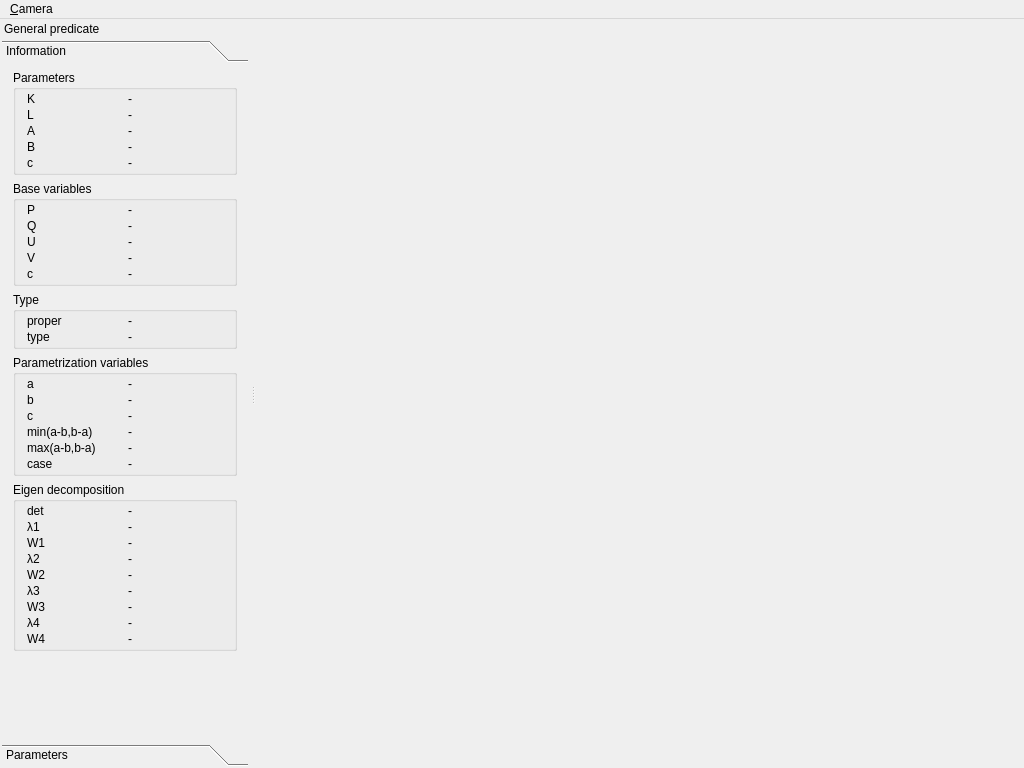
First picture: the form in example/vis/mainwindow.ui, repository pdobrowo/libcs2, before the edit.
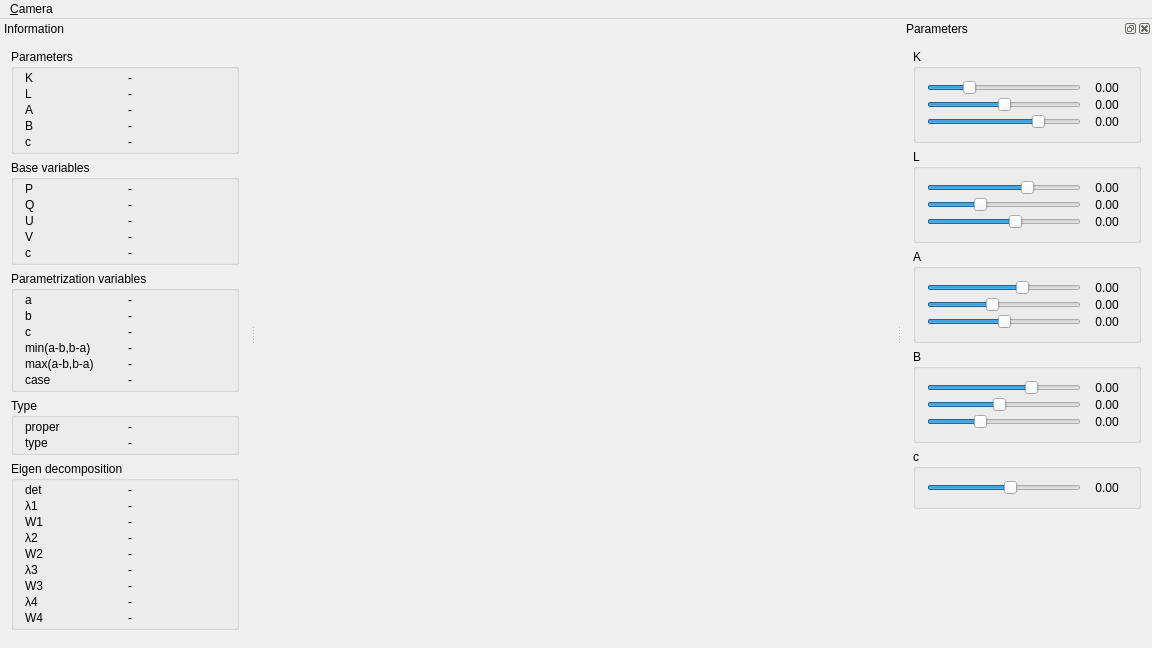
Second picture: the form after the edit.

Commit message: improved vis interface

Diff of the .ui file:
```diff
--- a/example/vis/mainwindow.ui
+++ b/example/vis/mainwindow.ui
@@ -6,8 +6,8 @@
    <rect>
     <x>0</x>
     <y>0</y>
-    <width>1024</width>
-    <height>768</height>
+    <width>1152</width>
+    <height>648</height>
    </rect>
   </property>
   <property name="windowTitle">
@@ -52,7 +52,7 @@
     <rect>
      <x>0</x>
      <y>0</y>
-     <width>1024</width>
+     <width>1152</width>
      <height>19</height>
     </rect>
    </property>
@@ -70,56 +70,20 @@
    <property name="minimumSize">
     <size>
      <width>250</width>
-     <height>161</height>
+     <height>624</height>
     </size>
    </property>
    <property name="features">
     <set>QDockWidget::DockWidgetMovable</set>
    </property>
    <property name="windowTitle">
-    <string>General predicate</string>
+    <string>Information</string>
    </property>
    <attribute name="dockWidgetArea">
     <number>1</number>
    </attribute>
    <widget class="QWidget" name="dockWidgetContents">
     <layout class="QVBoxLayout" name="verticalLayout_3">
-     <property name="leftMargin">
-      <number>2</number>
-     </property>
-     <property name="topMargin">
-      <number>2</number>
-     </property>
-     <property name="rightMargin">
-      <number>2</number>
-     </property>
-     <property name="bottomMargin">
-      <number>2</number>
-     </property>
-     <item>
-      <widget class="QToolBox" name="toolBox">
-       <property name="currentIndex">
-        <number>0</number>
-       </property>
-       <widget class="QWidget" name="pageInformation">
-        <property name="geometry">
-         <rect>
-          <x>0</x>
-          <y>0</y>
-          <width>246</width>
-          <height>670</height>
-         </rect>
-        </property>
-        <attribute name="label">
-         <string>Information</string>
-        </attribute>
-        <layout class="QVBoxLayout" name="verticalLayout_5">
-         <property name="topMargin">
-          <number>2</number>
-         </property>
-         <property name="bottomMargin">
-          <number>2</number>
-         </property>
          <item>
           <widget class="QGroupBox" name="groupBoxParameters">
            <property name="title">
@@ -296,52 +260,6 @@
            </layout>
           </widget>
          </item>
-         <item>
-          <widget class="QGroupBox" name="groupBoxType">
-           <property name="title">
-            <string>Type</string>
-           </property>
-           <layout class="QGridLayout" name="gridLayout_10">
-            <property name="topMargin">
-             <number>2</number>
-            </property>
-            <property name="bottomMargin">
-             <number>2</number>
-            </property>
-            <property name="verticalSpacing">
-             <number>2</number>
-            </property>
-            <item row="0" column="0">
-             <widget class="QLabel" name="labelproper">
-              <property name="text">
-               <string>proper</string>
-              </property>
-             </widget>
-            </item>
-            <item row="0" column="1">
-             <widget class="QLabel" name="labelproperval">
-              <property name="text">
-               <string>-</string>
-              </property>
-             </widget>
-            </item>
-            <item row="1" column="0">
-             <widget class="QLabel" name="labeltype">
-              <property name="text">
-               <string>type</string>
-              </property>
-             </widget>
-            </item>
-            <item row="1" column="1">
-             <widget class="QLabel" name="labeltypeval">
-              <property name="text">
-               <string>-</string>
-              </property>
-             </widget>
-            </item>
-           </layout>
-          </widget>
-         </item>
          <item>
           <widget class="QGroupBox" name="groupBoxParametrizationvariable">
            <property name="title">
@@ -444,6 +362,52 @@
            </layout>
           </widget>
          </item>
+     <item>
+      <widget class="QGroupBox" name="groupBoxType">
+       <property name="title">
+        <string>Type</string>
+       </property>
+       <layout class="QGridLayout" name="gridLayout_10">
+        <property name="topMargin">
+         <number>2</number>
+        </property>
+        <property name="bottomMargin">
+         <number>2</number>
+        </property>
+        <property name="verticalSpacing">
+         <number>2</number>
+        </property>
+        <item row="0" column="0">
+         <widget class="QLabel" name="labelproper">
+          <property name="text">
+           <string>proper</string>
+          </property>
+         </widget>
+        </item>
+        <item row="0" column="1">
+         <widget class="QLabel" name="labelproperval">
+          <property name="text">
+           <string>-</string>
+          </property>
+         </widget>
+        </item>
+        <item row="1" column="0">
+         <widget class="QLabel" name="labeltype">
+          <property name="text">
+           <string>type</string>
+          </property>
+         </widget>
+        </item>
+        <item row="1" column="1">
+         <widget class="QLabel" name="labeltypeval">
+          <property name="text">
+           <string>-</string>
+          </property>
+         </widget>
+        </item>
+       </layout>
+      </widget>
+     </item>
          <item>
           <widget class="QGroupBox" name="groupBoxEigendecomposition">
            <property name="title">
@@ -603,31 +567,31 @@
          </item>
         </layout>
        </widget>
-       <widget class="QWidget" name="pageParameters">
-        <property name="geometry">
-         <rect>
-          <x>0</x>
-          <y>0</y>
-          <width>246</width>
-          <height>670</height>
-         </rect>
-        </property>
-        <attribute name="label">
+  </widget>
+  <widget class="QDockWidget" name="dockWidgetParameters">
+   <property name="minimumSize">
+    <size>
+     <width>250</width>
+     <height>515</height>
+    </size>
+   </property>
+   <property name="windowTitle">
          <string>Parameters</string>
-        </attribute>
-        <layout class="QVBoxLayout" name="verticalLayout_4">
-         <property name="topMargin">
-          <number>2</number>
-         </property>
-         <property name="bottomMargin">
-          <number>2</number>
-         </property>
+   </property>
+   <attribute name="dockWidgetArea">
+    <number>2</number>
+   </attribute>
+   <widget class="QWidget" name="dockWidgetContentsParameters">
+    <layout class="QVBoxLayout" name="verticalLayout_6">
          <item>
           <widget class="QGroupBox" name="groupBoxParamK">
            <property name="title">
             <string>K</string>
            </property>
            <layout class="QGridLayout" name="gridLayout">
+        <property name="verticalSpacing">
+         <number>2</number>
+        </property>
             <item row="0" column="0">
              <widget class="QSlider" name="verticalSliderKX">
               <property name="maximum">
@@ -643,9 +607,18 @@
             </item>
             <item row="0" column="1">
              <widget class="QLabel" name="labelSliderKX">
+          <property name="minimumSize">
+           <size>
+            <width>40</width>
+            <height>0</height>
+           </size>
+          </property>
               <property name="text">
                <string>0.00</string>
               </property>
+          <property name="alignment">
+           <set>Qt::AlignCenter</set>
+          </property>
              </widget>
             </item>
             <item row="1" column="0">
@@ -663,9 +636,18 @@
             </item>
             <item row="1" column="1">
              <widget class="QLabel" name="labelSliderKY">
+          <property name="minimumSize">
+           <size>
+            <width>40</width>
+            <height>0</height>
+           </size>
+          </property>
               <property name="text">
                <string>0.00</string>
               </property>
+          <property name="alignment">
+           <set>Qt::AlignCenter</set>
+          </property>
              </widget>
             </item>
             <item row="2" column="0">
@@ -683,9 +665,18 @@
             </item>
             <item row="2" column="1">
              <widget class="QLabel" name="labelSliderKZ">
+          <property name="minimumSize">
+           <size>
+            <width>40</width>
+            <height>0</height>
+           </size>
+          </property>
               <property name="text">
                <string>0.00</string>
               </property>
+          <property name="alignment">
+           <set>Qt::AlignCenter</set>
+          </property>
              </widget>
             </item>
            </layout>
@@ -697,6 +688,9 @@
             <string>L</string>
            </property>
            <layout class="QGridLayout" name="gridLayout_2">
+        <property name="verticalSpacing">
+         <number>2</number>
+        </property>
             <item row="0" column="0">
              <widget class="QSlider" name="verticalSliderLX">
               <property name="maximum">
@@ -712,9 +706,18 @@
             </item>
             <item row="0" column="1">
              <widget class="QLabel" name="labelSliderLX">
+          <property name="minimumSize">
+           <size>
+            <width>40</width>
+            <height>0</height>
+           </size>
+          </property>
               <property name="text">
                <string>0.00</string>
               </property>
+          <property name="alignment">
+           <set>Qt::AlignCenter</set>
+          </property>
              </widget>
             </item>
             <item row="1" column="0">
@@ -732,9 +735,18 @@
             </item>
             <item row="1" column="1">
              <widget class="QLabel" name="labelSliderLY">
+          <property name="minimumSize">
+           <size>
+            <width>40</width>
+            <height>0</height>
+           </size>
+          </property>
               <property name="text">
                <string>0.00</string>
               </property>
+          <property name="alignment">
+           <set>Qt::AlignCenter</set>
+          </property>
              </widget>
             </item>
             <item row="2" column="0">
@@ -752,9 +764,18 @@
             </item>
             <item row="2" column="1">
              <widget class="QLabel" name="labelSliderLZ">
+          <property name="minimumSize">
+           <size>
+            <width>40</width>
+            <height>0</height>
+           </size>
+          </property>
               <property name="text">
                <string>0.00</string>
               </property>
+          <property name="alignment">
+           <set>Qt::AlignCenter</set>
+          </property>
              </widget>
             </item>
            </layout>
@@ -766,6 +787,9 @@
             <string>A</string>
            </property>
            <layout class="QGridLayout" name="gridLayout_5">
+        <property name="verticalSpacing">
+         <number>2</number>
+        </property>
             <item row="0" column="0">
              <widget class="QSlider" name="verticalSliderAX">
               <property name="maximum">
@@ -781,9 +805,18 @@
             </item>
             <item row="0" column="1">
              <widget class="QLabel" name="labelSliderAX">
+          <property name="minimumSize">
+           <size>
+            <width>40</width>
+            <height>0</height>
+           </size>
+          </property>
               <property name="text">
                <string>0.00</string>
               </property>
+          <property name="alignment">
+           <set>Qt::AlignCenter</set>
+          </property>
              </widget>
             </item>
             <item row="1" column="0">
@@ -801,9 +834,18 @@
             </item>
             <item row="1" column="1">
              <widget class="QLabel" name="labelSliderAY">
+          <property name="minimumSize">
+           <size>
+            <width>40</width>
+            <height>0</height>
+           </size>
+          </property>
               <property name="text">
                <string>0.00</string>
               </property>
+          <property name="alignment">
+           <set>Qt::AlignCenter</set>
+          </property>
              </widget>
             </item>
             <item row="2" column="0">
@@ -821,9 +863,18 @@
             </item>
             <item row="2" column="1">
              <widget class="QLabel" name="labelSliderAZ">
+          <property name="minimumSize">
+           <size>
+            <width>40</width>
+            <height>0</height>
+           </size>
+          </property>
               <property name="text">
                <string>0.00</string>
               </property>
+          <property name="alignment">
+           <set>Qt::AlignCenter</set>
+          </property>
              </widget>
             </item>
            </layout>
@@ -835,6 +886,9 @@
             <string>B</string>
            </property>
            <layout class="QGridLayout" name="gridLayout_4">
+        <property name="verticalSpacing">
+         <number>2</number>
+        </property>
             <item row="0" column="0">
              <widget class="QSlider" name="verticalSliderBX">
               <property name="maximum">
@@ -850,9 +904,18 @@
             </item>
             <item row="0" column="1">
              <widget class="QLabel" name="labelSliderBX">
+          <property name="minimumSize">
+           <size>
+            <width>40</width>
+            <height>0</height>
+           </size>
+          </property>
               <property name="text">
                <string>0.00</string>
               </property>
+          <property name="alignment">
+           <set>Qt::AlignCenter</set>
+          </property>
              </widget>
             </item>
             <item row="1" column="0">
@@ -870,9 +933,18 @@
             </item>
             <item row="1" column="1">
              <widget class="QLabel" name="labelSliderBY">
+          <property name="minimumSize">
+           <size>
+            <width>40</width>
+            <height>0</height>
+           </size>
+          </property>
               <property name="text">
                <string>0.00</string>
               </property>
+          <property name="alignment">
+           <set>Qt::AlignCenter</set>
+          </property>
              </widget>
             </item>
             <item row="2" column="0">
@@ -890,9 +962,18 @@
             </item>
             <item row="2" column="1">
              <widget class="QLabel" name="labelSliderBZ">
+          <property name="minimumSize">
+           <size>
+            <width>40</width>
+            <height>0</height>
+           </size>
+          </property>
               <property name="text">
                <string>0.00</string>
               </property>
+          <property name="alignment">
+           <set>Qt::AlignCenter</set>
+          </property>
              </widget>
             </item>
            </layout>
@@ -904,6 +985,9 @@
             <string>c</string>
            </property>
            <layout class="QGridLayout" name="gridLayout_3">
+        <property name="verticalSpacing">
+         <number>2</number>
+        </property>
             <item row="0" column="0">
              <widget class="QSlider" name="verticalSliderC">
               <property name="maximum">
@@ -919,9 +1003,18 @@
             </item>
             <item row="0" column="1">
              <widget class="QLabel" name="labelSliderC">
+          <property name="minimumSize">
+           <size>
+            <width>40</width>
+            <height>0</height>
+           </size>
+          </property>
               <property name="text">
                <string>0.00</string>
               </property>
+          <property name="alignment">
+           <set>Qt::AlignCenter</set>
+          </property>
              </widget>
             </item>
            </layout>
@@ -939,10 +1032,6 @@
             </size>
            </property>
           </spacer>
-         </item>
-        </layout>
-       </widget>
-      </widget>
      </item>
     </layout>
    </widget>
```
Lines whose indentation alone changed are shown as unchanged. The commit also changes 2 other files.
